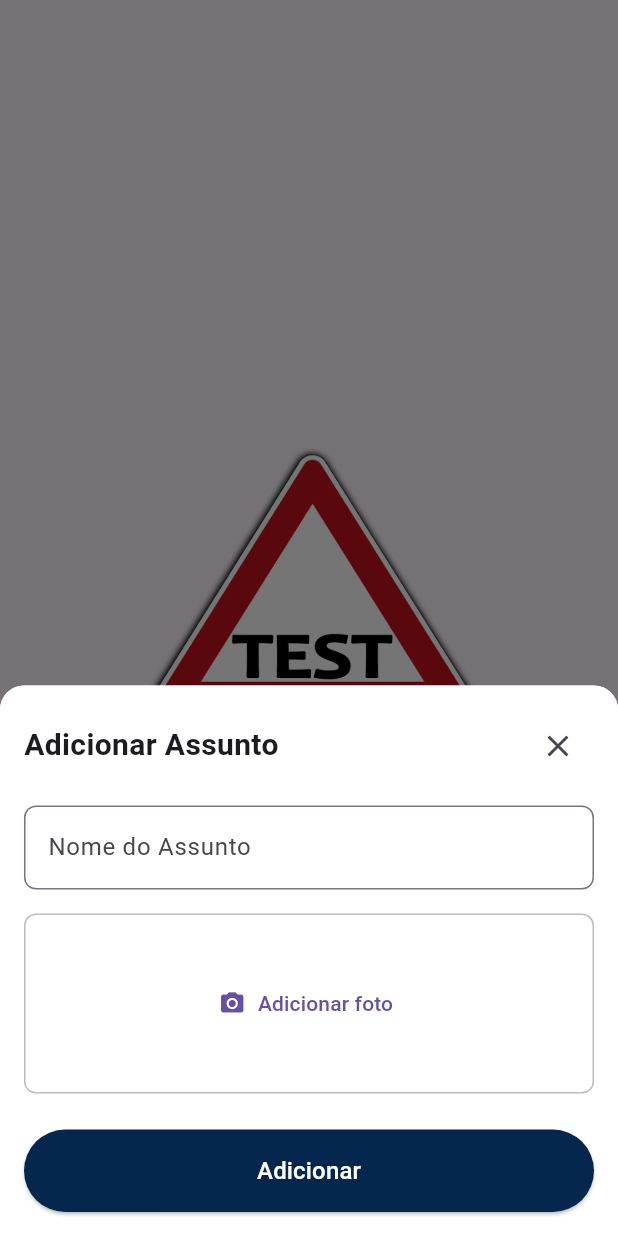
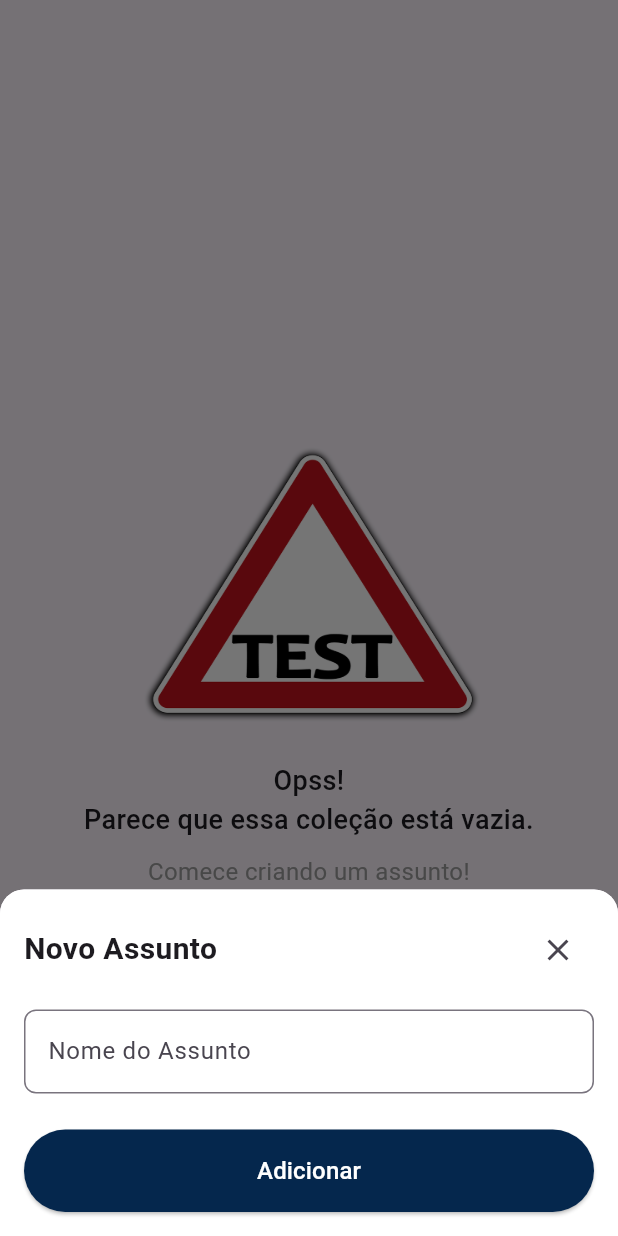
Before and after one commit to IsequielNascimento/aprendoai_front, a Flutter app: the EmptyCollectionPage screen opened directly with empty values, after a tap on the "add" icon, on a phone screen of 412 x 824 dp. Run offline on Flutter 3.47's test engine with Material 3 defaults, Android fonts, the phone set to English and light mode, and no system bars; our stand-ins replace dio, shared_preferences; accounts and stored records are empty.

Commit message:
update routes

```diff
--- a/lib/modal/addSubjectModal.dart
+++ b/lib/modal/addSubjectModal.dart
@@ -1,14 +1,55 @@
 import 'package:flutter/material.dart';
+import 'package:http/http.dart' as http;
+import 'dart:convert';
 
-class AddSubjectModal extends StatelessWidget {
-  const AddSubjectModal({super.key});
+class AddSubjectModal extends StatefulWidget {
+  final String userId; // Adicione essa linha
+  final String collectionId;
+  final Function(String) onAddSubject;
+
+  const AddSubjectModal({
+    Key? key,
+    required this.userId, // Adicione esse parâmetro
+    required this.collectionId,
+    required this.onAddSubject,
+  }) : super(key: key);
+
+  @override
+  State<AddSubjectModal> createState() => _AddSubjectModalState();
+}
+
+class _AddSubjectModalState extends State<AddSubjectModal> {
+  final TextEditingController _controller = TextEditingController();
+  bool isLoading = false;
+
+  Future<void> _addSubject() async {
+  if (_controller.text.isEmpty) return;
+
+  setState(() => isLoading = true);
+
+  final response = await http.post(
+    Uri.parse("http://192.168.0.2:3000/api/user/${widget.userId}/collection/${widget.collectionId}"),
+    headers: {"Content-Type": "application/json"},
+    body: jsonEncode({"nameCollection": _controller.text}),
+  );
+
+  setState(() => isLoading = false);
+
+  if (response.statusCode == 200) {
+    widget.onAddSubject(_controller.text);
+    Navigator.pop(context);
+  } else {
+    ScaffoldMessenger.of(context).showSnackBar(
+      const SnackBar(content: Text("Erro ao adicionar o assunto")),
+    );
+  }
+}
+
 
   @override
   Widget build(BuildContext context) {
     return Padding(
-      padding: EdgeInsets.only(
-        bottom: MediaQuery.of(context).viewInsets.bottom, // Ajusta para o teclado
-      ),
+      padding: EdgeInsets.only(bottom: MediaQuery.of(context).viewInsets.bottom),
       child: Container(
         padding: const EdgeInsets.all(16),
         decoration: const BoxDecoration(
@@ -18,12 +59,11 @@ class AddSubjectModal extends StatelessWidget {
         child: Column(
           mainAxisSize: MainAxisSize.min,
           children: [
-            /// Título e botão de fechar
             Row(
               mainAxisAlignment: MainAxisAlignment.spaceBetween,
               children: [
                 const Text(
-                  "Adicionar Assunto",
+                  "Novo Assunto",
                   style: TextStyle(fontSize: 20, fontWeight: FontWeight.bold),
                 ),
                 IconButton(
@@ -33,36 +73,15 @@ class AddSubjectModal extends StatelessWidget {
               ],
             ),
             const SizedBox(height: 16),
-
-            /// Campo de Texto - Nome do Assunto
             TextField(
+              controller: _controller,
               decoration: InputDecoration(
                 labelText: "Nome do Assunto",
-                hintText: "Ex: Eletricidade, Dinâmica",
-                border: OutlineInputBorder(
-                  borderRadius: BorderRadius.circular(8),
-                ),
-              ),
-            ),
-            const SizedBox(height: 16),
-
-            /// Botão para Adicionar Foto
-            Container(
-              height: 120,
-              width: double.infinity,
-              decoration: BoxDecoration(
-                border: Border.all(color: Colors.grey.shade400),
-                borderRadius: BorderRadius.circular(8),
-              ),
-              child: TextButton.icon(
-                onPressed: () {},
-                icon: const Icon(Icons.camera_alt),
-                label: const Text("Adicionar foto"),
+                hintText: "Ex: Álgebra, História Mundial",
+                border: OutlineInputBorder(borderRadius: BorderRadius.circular(8)),
               ),
             ),
             const SizedBox(height: 24),
-
-            /// Botão "Adicionar"
             SizedBox(
               width: double.infinity,
               child: ElevatedButton(
@@ -70,13 +89,13 @@ class AddSubjectModal extends StatelessWidget {
                   backgroundColor: const Color(0xFF05274D),
                   padding: const EdgeInsets.symmetric(vertical: 16),
                 ),
-                onPressed: () {
-                  Navigator.pop(context);
-                },
-                child: const Text(
-                  "Adicionar",
-                  style: TextStyle(color: Colors.white, fontSize: 16),
-                ),
+                onPressed: isLoading ? null : _addSubject,
+                child: isLoading
+                    ? const CircularProgressIndicator(color: Colors.white)
+                    : const Text(
+                        "Adicionar",
+                        style: TextStyle(color: Colors.white, fontSize: 16),
+                      ),
               ),
             ),
           ],
--- a/lib/pages/collections/emptyCollectionPage.dart
+++ b/lib/pages/collections/emptyCollectionPage.dart
@@ -1,17 +1,24 @@
+import 'package:flutter/material.dart';
 import 'package:aprendoai_front/modal/addSubjectModal.dart';
-import 'package:flutter/material.dart';
 
 class EmptyCollectionPage extends StatelessWidget {
-  final String subjectName;
+  final String userId; // Adicione essa linha
+  final String collectionId;
+  final String collectionName;
 
-  const EmptyCollectionPage({super.key, required this.subjectName});
+  const EmptyCollectionPage({
+    Key? key,
+    required this.userId, // Adicione esse parâmetro
+    required this.collectionId,
+    required this.collectionName,
+  }) : super(key: key);
 
   @override
   Widget build(BuildContext context) {
     return Scaffold(
       appBar: AppBar(
         title: Text(
-          subjectName,
+          collectionName,
           style: const TextStyle(
             color: Color.fromRGBO(5, 39, 77, 1),
             fontSize: 25,
@@ -51,7 +58,13 @@ class EmptyCollectionPage extends StatelessWidget {
             shape: const RoundedRectangleBorder(
               borderRadius: BorderRadius.vertical(top: Radius.circular(16)),
             ),
-            builder: (context) => const AddSubjectModal(),
+            builder: (context) => AddSubjectModal(
+              userId: userId, // Agora passamos corretamente o userId
+              collectionId: collectionId,
+              onAddSubject: (newSubject) {
+                // Você pode adicionar lógica aqui caso precise atualizar algo na UI
+              },
+            ),
           );
         },
         child: const Icon(Icons.add, color: Colors.white),
```
Also changed, not shown: lib/pages/collections/listCollection.dart (+26 -5 lines), lib/pages/subjects/subjectPage.dart (+20 -9 lines), 1 other file.
